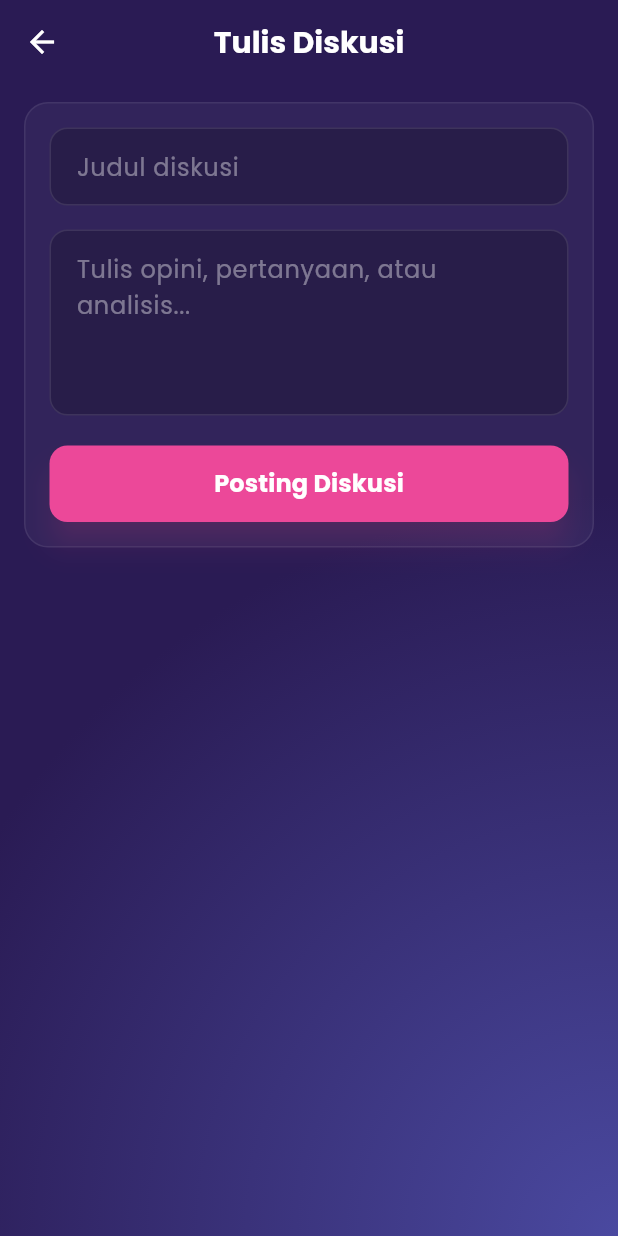
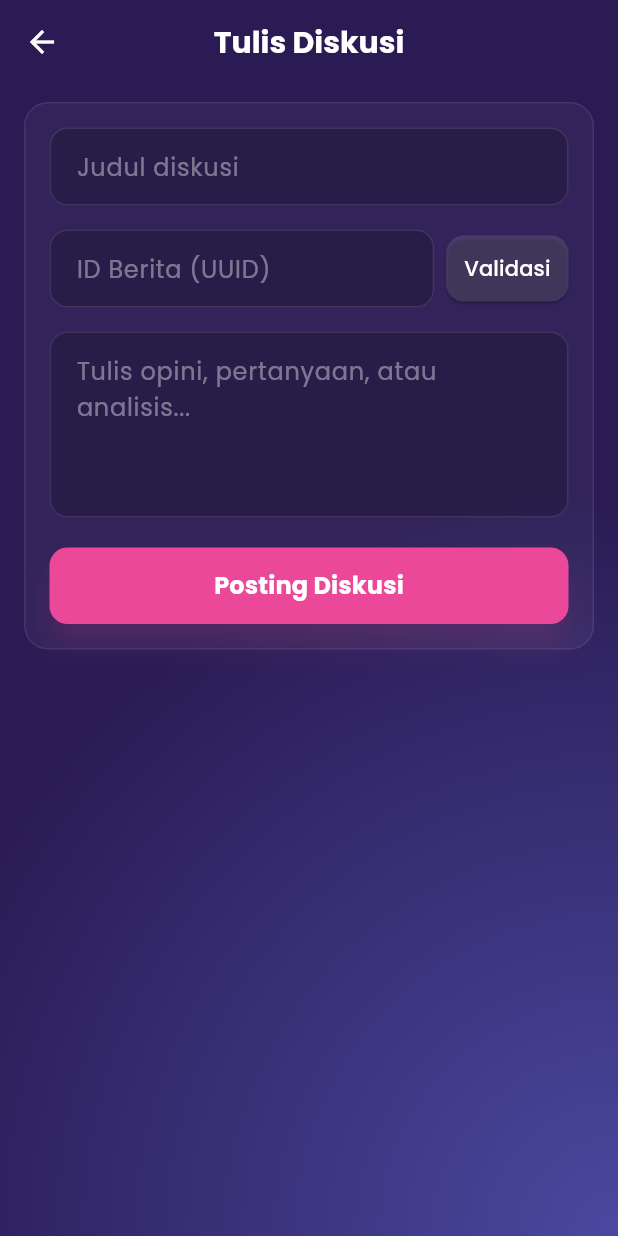
Before and after one commit to grassphobic-A07/arena-invicta-mobile, a Flutter app: the CreateDiscussionPage screen opened by its route, on a phone screen of 412 x 824 dp. Run offline on Flutter 3.47's test engine with Material 3 defaults, Android fonts, the phone set to English and light mode, and no system bars; our stand-ins replace google_fonts, internet_connection_checker_plus; missing offline and left inert: pbp_django_auth; accounts and stored records are empty.

Commit message:
fix: require news id for discussion creation and add validation

```diff
--- a/lib/adam_discussions/create_discussion_page.dart
+++ b/lib/adam_discussions/create_discussion_page.dart
@@ -19,13 +19,49 @@ class _CreateDiscussionPageState extends State<CreateDiscussionPage> {
   final _formKey = GlobalKey<FormState>();
   final _titleController = TextEditingController();
   final _bodyController = TextEditingController();
+  final _newsIdController = TextEditingController();
+  String? _newsPreview;
   bool _isSubmitting = false;
 
   @override
   void dispose() {
     _titleController.dispose();
     _bodyController.dispose();
+    _newsIdController.dispose();
     super.dispose();
+  }
+
+  Future<void> _validateNews() async {
+    final id = _newsIdController.text.trim();
+    if (id.isEmpty) {
+      setState(() => _newsPreview = null);
+      ScaffoldMessenger.of(context).showSnackBar(
+        const SnackBar(
+          behavior: SnackBarBehavior.floating,
+          margin: EdgeInsets.only(bottom: 90, left: 16, right: 16),
+          content: Text('Masukkan ID berita (UUID) dulu.'),
+        ),
+      );
+      return;
+    }
+
+    try {
+      final res = await context.read<CookieRequest>().get(
+            'https://neal-guarddin-arenainvicta.pbp.cs.ui.ac.id/news/$id/json-data',
+          );
+      final title = res['title'] as String? ?? '';
+      setState(() => _newsPreview = title.isNotEmpty ? title : null);
+    } catch (_) {
+      setState(() => _newsPreview = null);
+      ScaffoldMessenger.of(context).showSnackBar(
+        const SnackBar(
+          behavior: SnackBarBehavior.floating,
+          margin: EdgeInsets.only(bottom: 90, left: 16, right: 16),
+          content: Text('ID berita tidak ditemukan.'),
+          backgroundColor: Colors.redAccent,
+        ),
+      );
+    }
   }
 
   Future<void> _submit() async {
@@ -56,6 +92,7 @@ class _CreateDiscussionPageState extends State<CreateDiscussionPage> {
       final payload = jsonEncode({
         'title': _titleController.text.trim(),
         'body': _bodyController.text.trim(),
+        'news': _newsIdController.text.trim(),
       });
 
       final response = await request.postJson(
@@ -172,6 +209,46 @@ class _CreateDiscussionPageState extends State<CreateDiscussionPage> {
                       validator: (val) => (val == null || val.trim().isEmpty) ? 'Judul wajib diisi' : null,
                     ),
                     const SizedBox(height: 16),
+                    Row(
+                      children: [
+                        Expanded(
+                          child: TextFormField(
+                            controller: _newsIdController,
+                            decoration: _inputDecoration('ID Berita (UUID)'),
+                            style: const TextStyle(color: Colors.white),
+                            validator: (val) => (val == null || val.trim().isEmpty) ? 'ID berita wajib diisi' : null,
+                          ),
+                        ),
+                        const SizedBox(width: 8),
+                        ElevatedButton(
+                          style: ElevatedButton.styleFrom(
+                            backgroundColor: Colors.white.withOpacity(0.12),
+                            foregroundColor: Colors.white,
+                            padding: const EdgeInsets.symmetric(horizontal: 12, vertical: 12),
+                            shape: RoundedRectangleBorder(borderRadius: BorderRadius.circular(12)),
+                          ),
+                          onPressed: _validateNews,
+                          child: const Text('Validasi'),
+                        ),
+                      ],
+                    ),
+                    if (_newsPreview != null) ...[
+                      const SizedBox(height: 8),
+                      Container(
+                        width: double.infinity,
+                        padding: const EdgeInsets.all(10),
+                        decoration: BoxDecoration(
+                          color: Colors.white.withOpacity(0.06),
+                          borderRadius: BorderRadius.circular(10),
+                          border: Border.all(color: Colors.white.withOpacity(0.08)),
+                        ),
+                        child: Text(
+                          'Berita: $_newsPreview',
+                          style: const TextStyle(color: Colors.white, fontWeight: FontWeight.w600),
+                        ),
+                      ),
+                    ],
+                    const SizedBox(height: 16),
                     TextFormField(
                       controller: _bodyController,
                       decoration: _inputDecoration('Tulis opini, pertanyaan, atau analisis...'),
```
